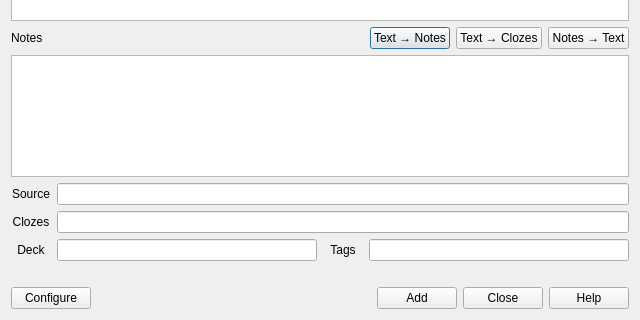
The window that mcd/dlgAddMcds.ui (tarix/mcdsupport) describes before a commit, drawn with Qt 5; both pictures show x 0 to 640 and y 160 to 480 of the 640 by 480 pixel window.
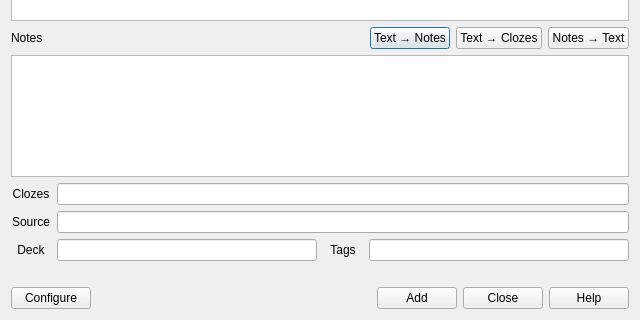
The same window after the commit.

Commit message: swaped Source and Clozes for better layout flow

Patch:
```diff
--- a/mcd/dlgAddMcds.ui
+++ b/mcd/dlgAddMcds.ui
@@ -138,42 +138,6 @@
        </item>
       </layout>
      </item>
-     <item>
-      <layout class="QHBoxLayout" name="laySource">
-       <item>
-        <widget class="QLabel" name="lblSource">
-         <property name="sizePolicy">
-          <sizepolicy hsizetype="Minimum" vsizetype="Preferred">
-           <horstretch>0</horstretch>
-           <verstretch>0</verstretch>
-          </sizepolicy>
-         </property>
-         <property name="maximumSize">
-          <size>
-           <width>40</width>
-           <height>16777215</height>
-          </size>
-         </property>
-         <property name="text">
-          <string>Source</string>
-         </property>
-         <property name="alignment">
-          <set>Qt::AlignCenter</set>
-         </property>
-        </widget>
-       </item>
-       <item>
-        <widget class="QLineEdit" name="lneSource">
-         <property name="sizePolicy">
-          <sizepolicy hsizetype="Preferred" vsizetype="Fixed">
-           <horstretch>0</horstretch>
-           <verstretch>0</verstretch>
-          </sizepolicy>
-         </property>
-        </widget>
-       </item>
-      </layout>
-     </item>
      <item>
       <layout class="QHBoxLayout" name="layClozes">
        <item>
@@ -210,6 +174,42 @@
        </item>
       </layout>
      </item>
+     <item>
+      <layout class="QHBoxLayout" name="laySource">
+       <item>
+        <widget class="QLabel" name="lblSource">
+         <property name="sizePolicy">
+          <sizepolicy hsizetype="Minimum" vsizetype="Preferred">
+           <horstretch>0</horstretch>
+           <verstretch>0</verstretch>
+          </sizepolicy>
+         </property>
+         <property name="maximumSize">
+          <size>
+           <width>40</width>
+           <height>16777215</height>
+          </size>
+         </property>
+         <property name="text">
+          <string>Source</string>
+         </property>
+         <property name="alignment">
+          <set>Qt::AlignCenter</set>
+         </property>
+        </widget>
+       </item>
+       <item>
+        <widget class="QLineEdit" name="lneSource">
+         <property name="sizePolicy">
+          <sizepolicy hsizetype="Preferred" vsizetype="Fixed">
+           <horstretch>0</horstretch>
+           <verstretch>0</verstretch>
+          </sizepolicy>
+         </property>
+        </widget>
+       </item>
+      </layout>
+     </item>
      <item>
       <layout class="QHBoxLayout" name="layTags">
        <item>
```
